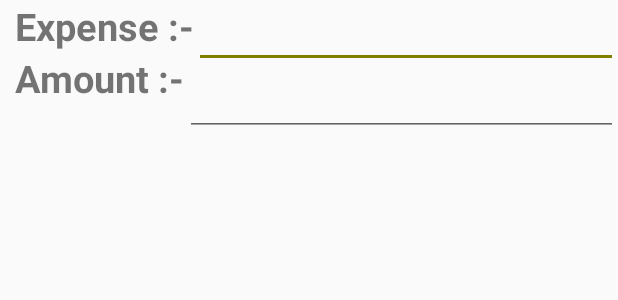
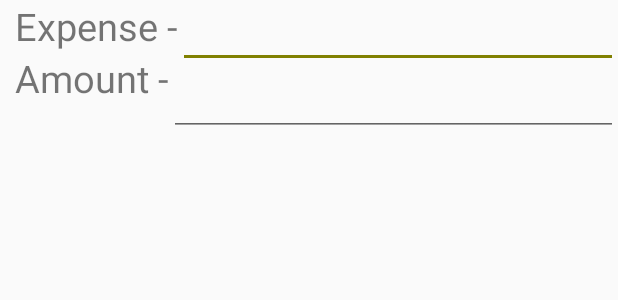
Before and after one commit to parulpanday4/ExpenseMonitor, an Android app: the layout add_expense_alert.xml on its own in the app's theme, with its tools: preview values and no code run, on a phone screen of 412 x 824 dp. Shown: the top 300 px of the screen. Run offline under Robolectric (Android 15) with nearby library versions, the light colour scheme and no system bars.

Commit message:
Most of the things are added

```diff
--- a/app/src/main/java/com/example/parul/expensemonitor/ByDate.java
+++ b/app/src/main/java/com/example/parul/expensemonitor/ByDate.java
@@ -63,7 +63,6 @@ public class ByDate extends AppCompatActivity
         db = new DataBaseOperations(this);
         dataList  = new ArrayList<>();
         adapter = new ExpenseListAdapter(dataList,this);
-
         rvByDate.setLayoutManager(new LinearLayoutManager(this));
         rvByDate.setAdapter(adapter);
         rvByDate.setHasFixedSize(true);
--- a/app/src/main/java/com/example/parul/expensemonitor/ExpenseListAdapter.java
+++ b/app/src/main/java/com/example/parul/expensemonitor/ExpenseListAdapter.java
@@ -41,6 +41,7 @@ public class ExpenseListAdapter extends RecyclerView.Adapter<ExpenseListAdapter.
 
     class MyViewHolder extends RecyclerView.ViewHolder // to hold view
     {
+
         TextView textVthings;
         TextView textVmoney;
 
--- a/app/src/main/res/layout/add_expense_alert.xml
+++ b/app/src/main/res/layout/add_expense_alert.xml
@@ -6,11 +6,10 @@
     <TextView
         android:layout_width="wrap_content"
         android:layout_height="wrap_content"
-        android:text="Expense :-"
+        android:text="Expense -"
         android:id="@+id/TVExpense"
         android:layout_alignParentTop="true"
         android:textSize="25dp"
-        android:textStyle="bold"
         android:layout_marginLeft="10dp"/>
 
 
@@ -25,11 +24,10 @@
     <TextView
         android:layout_width="wrap_content"
         android:layout_height="wrap_content"
-        android:text="Amount :-"
+        android:text="Amount -"
         android:id="@+id/TVamount"
         android:layout_below="@id/TVExpense"
         android:textSize="25dp"
-        android:textStyle="bold"
         android:layout_marginLeft="10dp"/>
 
 
```
